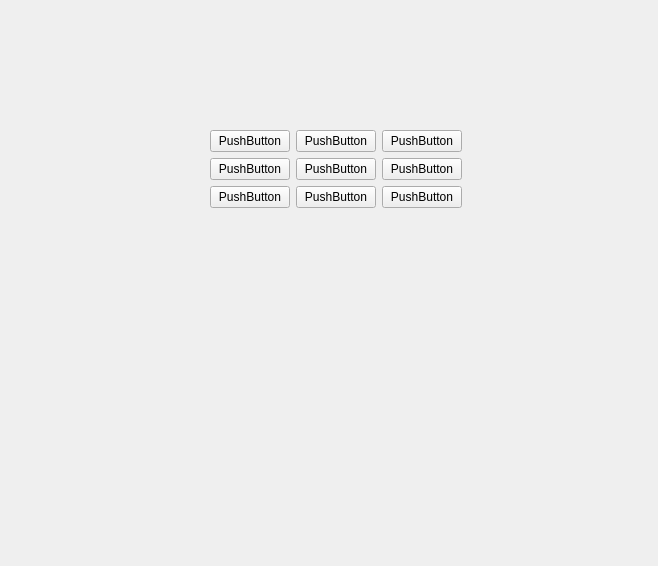
oviv-git/TicTacToe-PySide6, file ui/Widget.ui: the form before one commit.
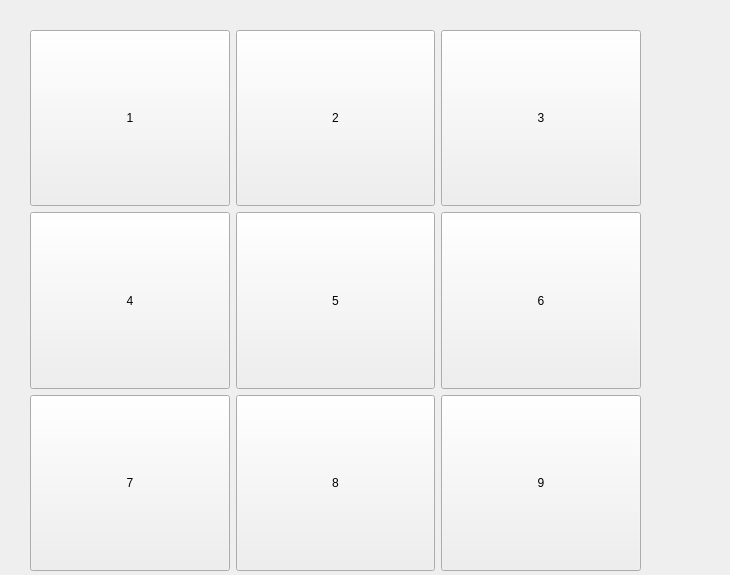
The form after the commit.

Commit message: Figuring the UI out

Patch:
```diff
--- a/ui/Widget.ui
+++ b/ui/Widget.ui
@@ -2,26 +2,40 @@
 <ui version="4.0">
  <class>Widget</class>
  <widget class="QWidget" name="Widget">
+  <property name="enabled">
+   <bool>true</bool>
+  </property>
   <property name="geometry">
    <rect>
     <x>0</x>
     <y>0</y>
-    <width>658</width>
-    <height>566</height>
+    <width>730</width>
+    <height>575</height>
    </rect>
   </property>
+  <property name="sizePolicy">
+   <sizepolicy hsizetype="Fixed" vsizetype="Fixed">
+    <horstretch>0</horstretch>
+    <verstretch>0</verstretch>
+   </sizepolicy>
+  </property>
   <property name="windowTitle">
    <string>Form</string>
   </property>
-  <widget class="QWidget" name="">
+  <widget class="QWidget" name="verticalLayoutWidget">
    <property name="geometry">
     <rect>
-     <x>210</x>
-     <y>130</y>
-     <width>291</width>
-     <height>271</height>
+     <x>30</x>
+     <y>30</y>
+     <width>611</width>
+     <height>541</height>
     </rect>
    </property>
+   <layout class="QVBoxLayout" name="verticalLayout_2">
+    <property name="sizeConstraint">
+     <enum>QLayout::SetMaximumSize</enum>
+    </property>
+    <item>
    <layout class="QVBoxLayout" name="verticalLayout" stretch="0,0,0">
     <property name="sizeConstraint">
      <enum>QLayout::SetFixedSize</enum>
@@ -37,7 +51,7 @@
          </sizepolicy>
         </property>
         <property name="text">
-         <string>PushButton</string>
+           <string>1</string>
         </property>
        </widget>
       </item>
@@ -50,7 +64,7 @@
          </sizepolicy>
         </property>
         <property name="text">
-         <string>PushButton</string>
+           <string>2</string>
         </property>
        </widget>
       </item>
@@ -63,7 +77,7 @@
          </sizepolicy>
         </property>
         <property name="text">
-         <string>PushButton</string>
+           <string>3</string>
         </property>
        </widget>
       </item>
@@ -80,7 +94,7 @@
          </sizepolicy>
         </property>
         <property name="text">
-         <string>PushButton</string>
+           <string>4</string>
         </property>
        </widget>
       </item>
@@ -93,7 +107,7 @@
          </sizepolicy>
         </property>
         <property name="text">
-         <string>PushButton</string>
+           <string>5</string>
         </property>
        </widget>
       </item>
@@ -106,7 +120,7 @@
          </sizepolicy>
         </property>
         <property name="text">
-         <string>PushButton</string>
+           <string>6</string>
         </property>
        </widget>
       </item>
@@ -123,7 +137,7 @@
          </sizepolicy>
         </property>
         <property name="text">
-         <string>PushButton</string>
+           <string>7</string>
         </property>
        </widget>
       </item>
@@ -136,7 +150,7 @@
          </sizepolicy>
         </property>
         <property name="text">
-         <string>PushButton</string>
+           <string>8</string>
         </property>
        </widget>
       </item>
@@ -149,9 +163,11 @@
          </sizepolicy>
         </property>
         <property name="text">
-         <string>PushButton</string>
-        </property>
-       </widget>
+           <string>9</string>
+          </property>
+         </widget>
+        </item>
+       </layout>
       </item>
      </layout>
     </item>
```
Lines whose indentation alone changed are shown as unchanged. The commit also changes 2 other files.
